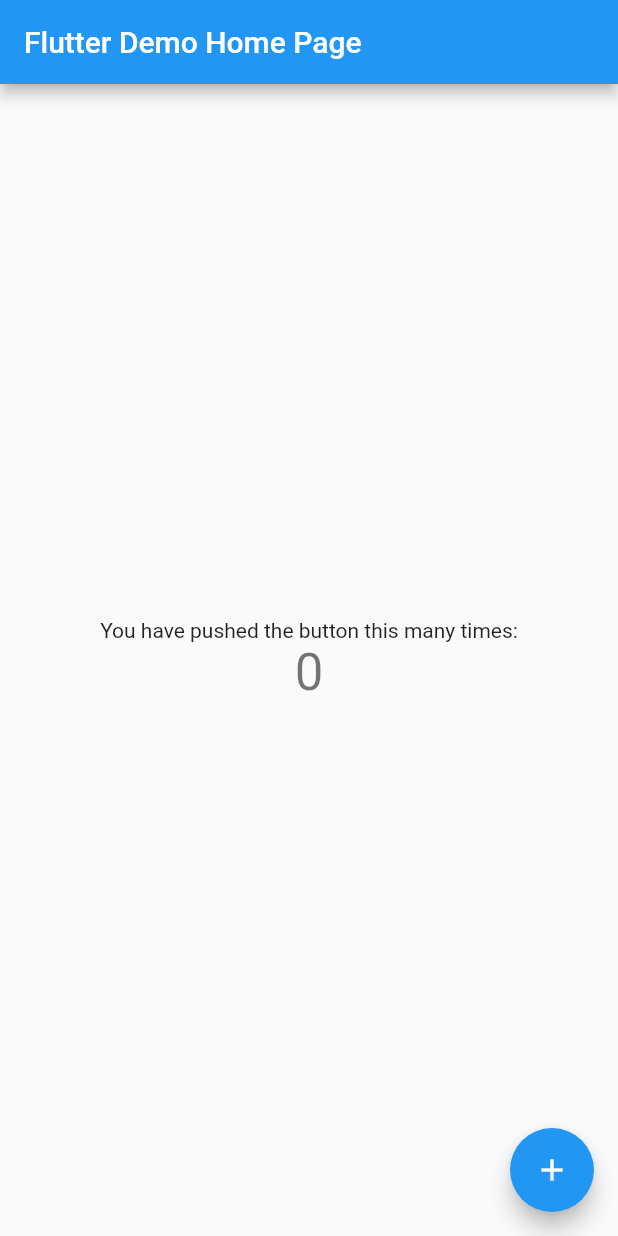
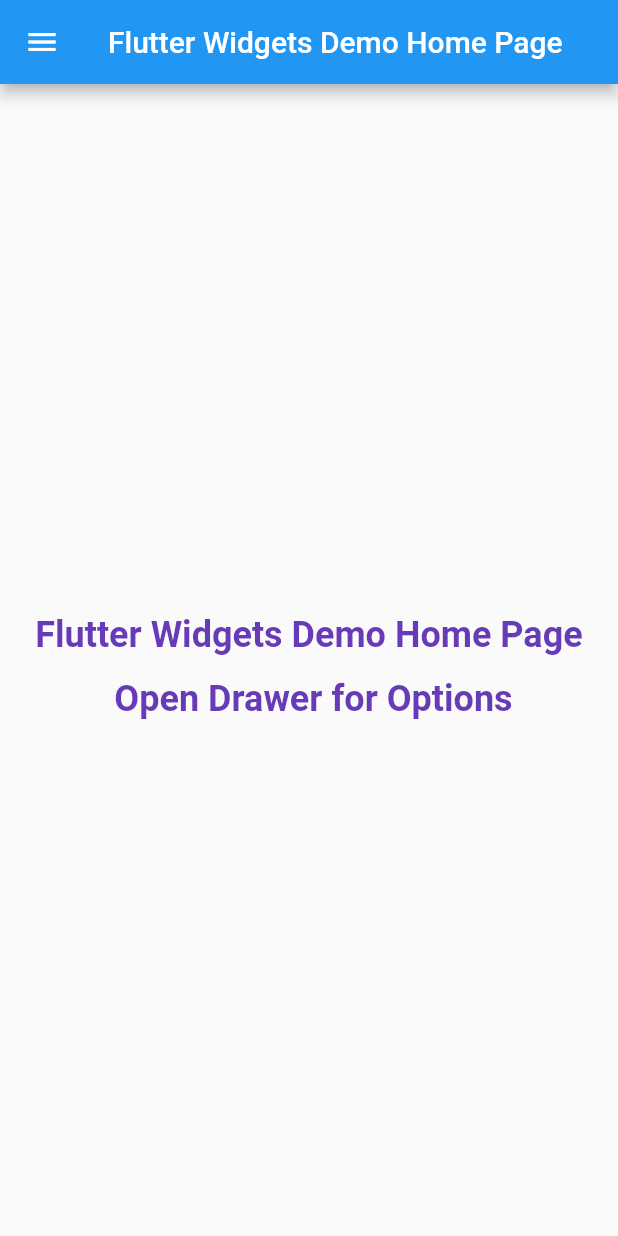
Before and after one commit to sssloba/flutter-widgets-demo, a Flutter app: the screen it shows after launch, on a phone screen of 412 x 824 dp. Run offline on Flutter 3.47's test engine with Material 2 defaults, Android fonts, the phone set to English and light mode, and no system bars.

Commit message:
cleaninig-default-project

```diff
--- a/lib/main.dart
+++ b/lib/main.dart
@@ -1,4 +1,5 @@
 import 'package:flutter/material.dart';
+import 'package:flutter_widgets_demo/screens/home_page.dart';
 
 void main() {
   runApp(const MyApp());
@@ -7,109 +8,15 @@ void main() {
 class MyApp extends StatelessWidget {
   const MyApp({Key? key}) : super(key: key);
 
-  // This widget is the root of your application.
   @override
   Widget build(BuildContext context) {
     return MaterialApp(
-      title: 'Flutter Demo',
+      debugShowCheckedModeBanner: false,
+      title: 'Flutter Widgets Demo',
       theme: ThemeData(
-        // This is the theme of your application.
-        //
-        // Try running your application with "flutter run". You'll see the
-        // application has a blue toolbar. Then, without quitting the app, try
-        // changing the primarySwatch below to Colors.green and then invoke
-        // "hot reload" (press "r" in the console where you ran "flutter run",
-        // or simply save your changes to "hot reload" in a Flutter IDE).
-        // Notice that the counter didn't reset back to zero; the application
-        // is not restarted.
         primarySwatch: Colors.blue,
       ),
-      home: const MyHomePage(title: 'Flutter Demo Home Page'),
+      home: const HomePage(),
     );
   }
 }
-
-class MyHomePage extends StatefulWidget {
-  const MyHomePage({Key? key, required this.title}) : super(key: key);
-
-  // This widget is the home page of your application. It is stateful, meaning
-  // that it has a State object (defined below) that contains fields that affect
-  // how it looks.
-
-  // This class is the configuration for the state. It holds the values (in this
-  // case the title) provided by the parent (in this case the App widget) and
-  // used by the build method of the State. Fields in a Widget subclass are
-  // always marked "final".
-
-  final String title;
-
-  @override
-  State<MyHomePage> createState() => _MyHomePageState();
-}
-
-class _MyHomePageState extends State<MyHomePage> {
-  int _counter = 0;
-
-  void _incrementCounter() {
-    setState(() {
-      // This call to setState tells the Flutter framework that something has
-      // changed in this State, which causes it to rerun the build method below
-      // so that the display can reflect the updated values. If we changed
-      // _counter without calling setState(), then the build method would not be
-      // called again, and so nothing would appear to happen.
-      _counter++;
-    });
-  }
-
-  @override
-  Widget build(BuildContext context) {
-    // This method is rerun every time setState is called, for instance as done
-    // by the _incrementCounter method above.
-    //
-    // The Flutter framework has been optimized to make rerunning build methods
-    // fast, so that you can just rebuild anything that needs updating rather
-    // than having to individually change instances of widgets.
-    return Scaffold(
-      appBar: AppBar(
-        // Here we take the value from the MyHomePage object that was created by
-        // the App.build method, and use it to set our appbar title.
-        title: Text(widget.title),
-      ),
-      body: Center(
-        // Center is a layout widget. It takes a single child and positions it
-        // in the middle of the parent.
-        child: Column(
-          // Column is also a layout widget. It takes a list of children and
-          // arranges them vertically. By default, it sizes itself to fit its
-          // children horizontally, and tries to be as tall as its parent.
-          //
-          // Invoke "debug painting" (press "p" in the console, choose the
-          // "Toggle Debug Paint" action from the Flutter Inspector in Android
-          // Studio, or the "Toggle Debug Paint" command in Visual Studio Code)
-          // to see the wireframe for each widget.
-          //
-          // Column has various properties to control how it sizes itself and
-          // how it positions its children. Here we use mainAxisAlignment to
-          // center the children vertically; the main axis here is the vertical
-          // axis because Columns are vertical (the cross axis would be
-          // horizontal).
-          mainAxisAlignment: MainAxisAlignment.center,
-          children: <Widget>[
-            const Text(
-              'You have pushed the button this many times:',
-            ),
-            Text(
-              '$_counter',
-              style: Theme.of(context).textTheme.headline4,
-            ),
-          ],
-        ),
-      ),
-      floatingActionButton: FloatingActionButton(
-        onPressed: _incrementCounter,
-        tooltip: 'Increment',
-        child: const Icon(Icons.add),
-      ), // This trailing comma makes auto-formatting nicer for build methods.
-    );
-  }
-}
--- /dev/null
+++ b/lib/screens/home_page.dart
@@ -0,0 +1,26 @@
+import 'package:flutter/material.dart';
+
+class HomePage extends StatelessWidget {
+  const HomePage({Key? key}) : super(key: key);
+
+  @override
+  Widget build(BuildContext context) {
+    return Scaffold(
+      drawer: const Drawer(),
+      appBar: AppBar(
+        title: const Text('Flutter Widgets Demo Home Page'),
+      ),
+      body: const Center(
+        child: Text(
+          'Flutter Widgets Demo Home Page \n Open Drawer for Options',
+          style: TextStyle(
+              fontSize: 24.0,
+              color: Colors.deepPurple,
+              fontWeight: FontWeight.w600,
+              height: 1.8),
+          textAlign: TextAlign.center,
+        ),
+      ),
+    );
+  }
+}
```
